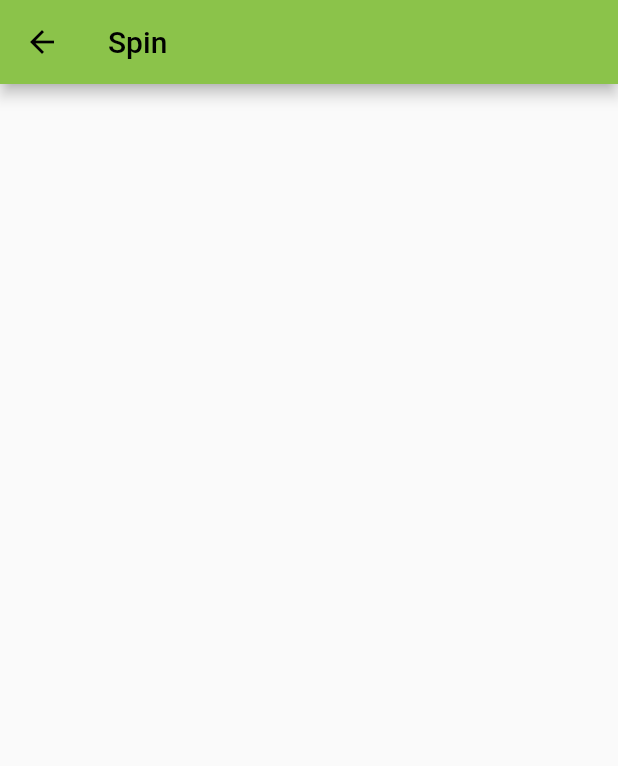
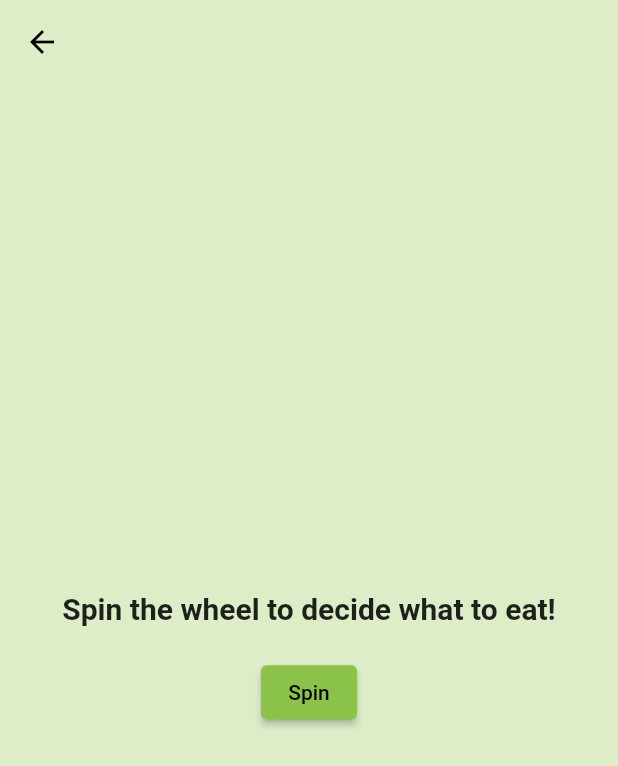
Before and after one commit to ssharanyab/menu-magician, a Flutter app: the screen it shows after launch, in the side drawer, after a tap on "Spin", on a phone screen of 412 x 824 dp. Shown: the top 766 px of the screen. Run offline on Flutter 3.47's test engine with Material 2 defaults, Android fonts, the phone set to English and light mode, and no system bars; our stand-ins replace flip_card, flutter_carousel_widget, get, sqflite; accounts and stored records are empty.

Commit message:
Feat:Spin page edits

```diff
--- a/lib/pages/spin_page.dart
+++ b/lib/pages/spin_page.dart
@@ -11,8 +11,29 @@ class _SpinPageState extends State<SpinPage> {
   @override
   Widget build(BuildContext context) {
     return Scaffold(
+      backgroundColor: Colors.lightGreen[100],
       appBar: AppBar(
-        title: Text('Spin'),
+        backgroundColor: Colors.lightGreen[100],
+        elevation: 0.0,
+      ),
+      body: Center(
+        child: Column(
+          mainAxisAlignment: MainAxisAlignment.center,
+          children: [
+            const Text(
+              'Spin the wheel to decide what to eat!',
+              style: TextStyle(
+                fontSize: 20.0,
+                fontWeight: FontWeight.bold,
+              ),
+            ),
+            const SizedBox(height: 20.0),
+            ElevatedButton(
+              onPressed: () {},
+              child: const Text('Spin'),
+            ),
+          ],
+        ),
       ),
     );
   }
```
Also changed, not shown: lib/utils/meal_utils.dart (+15 -0 lines), lib/widgets/add_edit_meal.dart (+18 -1 lines), lib/widgets/meal_dropdown.dart (added, +76 -0 lines), lib/utils/border_utils.dart (added).
